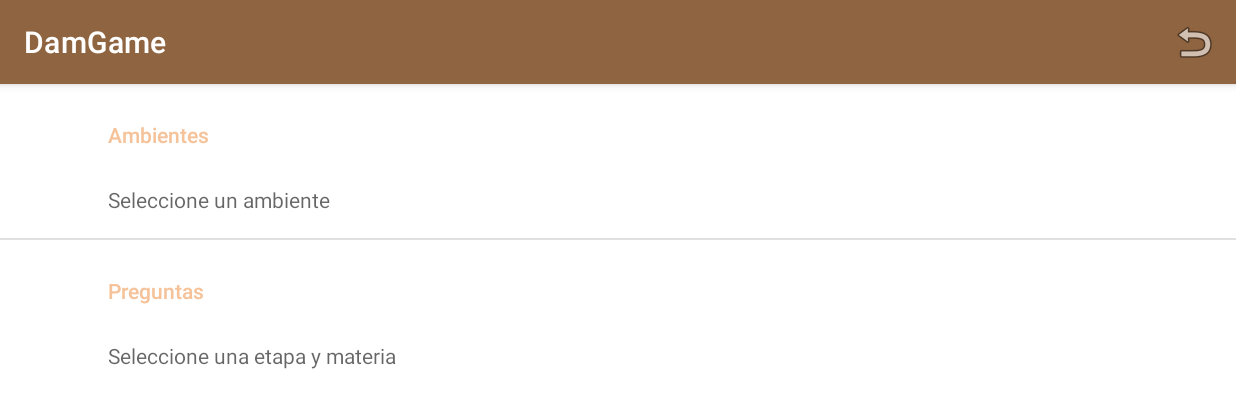
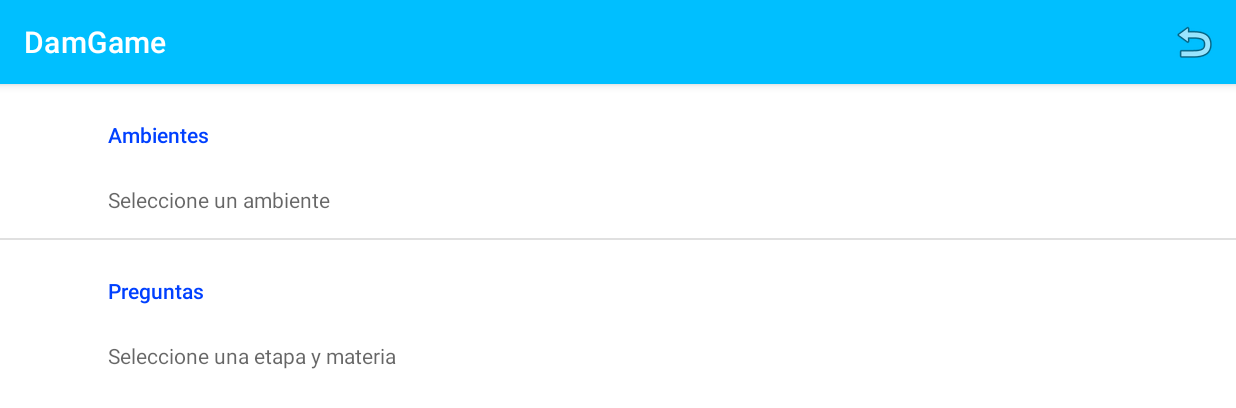
Before and after one commit to Juan-Antonio-Escribano/DamGame, an Android app: the screen it shows after launch (SettingsActivity), after a tap on "Tema", on a phone screen of 824 x 412 dp (held sideways). Shown: the top 408 px of the screen. Run offline under Robolectric (Android 15) with nearby library versions, the phone set to English and light mode, and no system bars; our stand-ins replace androidx.preference.

Commit message:
Preferencias del tema

```diff
--- a/app/src/main/AndroidManifest.xml
+++ b/app/src/main/AndroidManifest.xml
@@ -7,8 +7,7 @@
         android:icon="@mipmap/ic_launcher"
         android:label="@string/app_name"
         android:roundIcon="@mipmap/ic_launcher_round"
-        android:supportsRtl="true"
-        android:theme="@style/Theme.DamGame">
+        android:supportsRtl="true">
         <activity android:name="dam.gala.damgame.activities.SettingsActivity"/>
         <activity android:name="dam.gala.damgame.activities.GameActivity"
             android:screenOrientation="landscape">
--- a/app/src/main/java/dam/gala/damgame/activities/GameActivity.java
+++ b/app/src/main/java/dam/gala/damgame/activities/GameActivity.java
@@ -2,12 +2,14 @@ package dam.gala.damgame.activities;
 
 import android.app.Activity;
 import android.content.Intent;
+import android.graphics.Color;
 import android.media.MediaPlayer;
 import android.os.Build;
 import android.os.Bundle;
 import android.view.Menu;
 import android.view.MenuItem;
 import android.view.View;
+import android.view.Window;
 import android.view.WindowManager;
 import android.widget.Button;
 import android.widget.ImageView;
@@ -65,7 +67,7 @@ public class GameActivity extends AppCompatActivity implements InterfaceDialog {
     @Override
     protected void onCreate(Bundle savedInstanceState) {
         super.onCreate(savedInstanceState);
-        setTema();
+        this.setTema();
         setContentView(R.layout.activity_main);
         this.config = new GameConfig();
 
@@ -85,7 +87,6 @@ public class GameActivity extends AppCompatActivity implements InterfaceDialog {
                 getString("ambient_setting",String.valueOf(GameUtil.TEMA_HIELO)));
         this.gameMove = Play.createGameMove(this,this.sceneCode, this.config);
         this.scene = this.gameMove.getScene();
-
         setContentView(R.layout.activity_game);
         this.gameView = findViewById(R.id.svGame);
         hideSystemUI();
@@ -135,13 +136,16 @@ public class GameActivity extends AppCompatActivity implements InterfaceDialog {
      */
     private void setTema(){
         this.sceneCode = Integer.parseInt(getDefaultSharedPreferences(this).
-                getString("theme_setting",String.valueOf(GameUtil.TEMA_DESIERTO)));
+                getString("ambient_setting",String.valueOf(GameUtil.TEMA_HIELO)));
         switch(this.sceneCode){
             case GameUtil.TEMA_DESIERTO:
-                setTheme(R.style.Desert_DamGame);
+                this.setTheme(R.style.Desert_DamGame);
+                break;
+            case GameUtil.TEMA_HIELO:
+                this.setTheme(R.style.Ice_DamGame);
                 break;
             default:
-                setTheme(R.style.Desert_DamGame);
+                this.setTheme(R.style.Ice_DamGame);
                 break;
         }
 
@@ -234,12 +238,15 @@ public class GameActivity extends AppCompatActivity implements InterfaceDialog {
      */
     @Override
     protected void onActivityResult(int requestCode, int resultCode, @Nullable Intent data) {
-        super.onActivityResult(requestCode, resultCode, data);
         if(requestCode== SETTINGS_ACTION){
             if(resultCode== Activity.RESULT_OK){
-                //TODO Este método hay que revisarlo y borrarlo si finalmente no se usa
+                if (sceneCode!=Integer.parseInt(getDefaultSharedPreferences(this).
+                        getString("ambient_setting",String.valueOf(GameUtil.TEMA_HIELO))))
+                    this.recreate();
+
             }
         }
+        super.onActivityResult(requestCode, resultCode, data);
     }
 
     //Actualiza las imagenes que representan las vidas disponibles, cuando se pierda una vida, la oculta aunque siga estando ahi.
--- a/app/src/main/java/dam/gala/damgame/activities/SettingsActivity.java
+++ b/app/src/main/java/dam/gala/damgame/activities/SettingsActivity.java
@@ -1,7 +1,10 @@
 package dam.gala.damgame.activities;
 import androidx.annotation.NonNull;
 import androidx.appcompat.app.AppCompatActivity;
+
+import android.annotation.SuppressLint;
 import android.app.Activity;
+import android.content.SharedPreferences;
 import android.os.Bundle;
 import android.view.Menu;
 import android.view.MenuItem;
@@ -29,6 +32,13 @@ public class SettingsActivity extends AppCompatActivity {
         setTema();
         getSupportFragmentManager().beginTransaction().replace(android.R.id.content,
                 new SettingsFragment()).commit();
+
+        getDefaultSharedPreferences(this).registerOnSharedPreferenceChangeListener(new SharedPreferences.OnSharedPreferenceChangeListener() {
+            @Override
+            public void onSharedPreferenceChanged(SharedPreferences sharedPreferences, String key) {
+                recreate();
+            }
+        });
     }
 
     /**
@@ -71,7 +81,7 @@ public class SettingsActivity extends AppCompatActivity {
      * Obtiene el tema de las preferencias del juego y lo asigna como tema de la actividad
      */
     private void setTema(){
-        int sceneCode = Integer.valueOf(getDefaultSharedPreferences(this).getString("theme_setting","100"));
+        int sceneCode = Integer.valueOf(getDefaultSharedPreferences(this).getString("ambient_setting",String.valueOf(GameUtil.TEMA_HIELO)));
         switch(sceneCode){
             case GameUtil.TEMA_DESIERTO:
                 setTheme(R.style.Desert_DamGame);
@@ -80,7 +90,7 @@ public class SettingsActivity extends AppCompatActivity {
                 setTheme(R.style.Ice_DamGame);
                 break;
             default:
-                setTheme(R.style.Desert_DamGame);
+                setTheme(R.style.Ice_DamGame);
                 break;
         }
 
--- a/app/src/main/res/values/arrays.xml
+++ b/app/src/main/res/values/arrays.xml
@@ -1,12 +1,12 @@
 <?xml version="1.0" encoding="utf-8"?>
 <resources>
     <string-array name="ambientes">
+        <item>@string/ciudad</item>
         <item>@string/desierto</item>
+        <item>@string/espacio</item>
+        <item>@string/hielo</item>
+        <item>@string/selva</item>
         <item>@string/submarino</item>
-        <item>@string/espacio</item>
-        <item>@string/selva</item>
-        <item>@string/ciudad</item>
-        <item>@string/hielo</item>
     </string-array>
     <string-array name="ambientes_v">
         <item>@string/TEMA_CIUDAD</item>
--- a/app/src/main/res/xml/settings.xml
+++ b/app/src/main/res/xml/settings.xml
@@ -3,7 +3,7 @@
     <PreferenceCategory android:title="@string/ambientes">
 
         <ListPreference
-            android:defaultValue="@string/TEMA_DESIERTO"
+            android:defaultValue="@string/TEMA_HIELO"
             android:entries="@array/ambientes"
             android:entryValues="@array/ambientes_v"
             android:key="ambient_setting"
```
